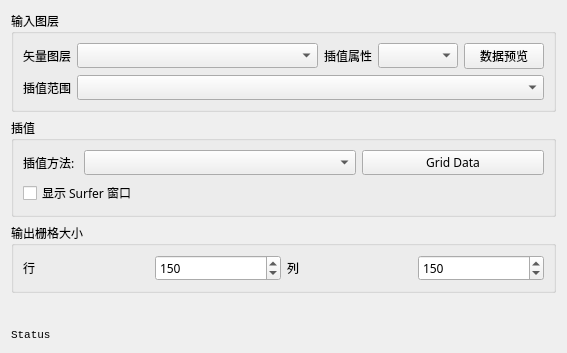
Before: the Qt Designer form SurferInQGIS/ui/Grid.ui in liuxspro/SurferInQGIS, drawn with Qt 5.
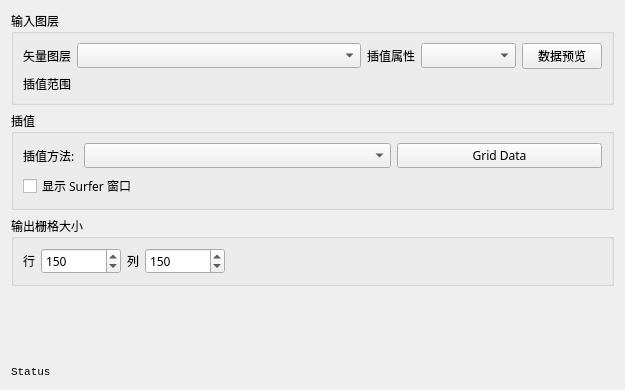
After: the same form once the commit is applied. Custom widgets are drawn as their Qt base class.

What changed in the file:
```diff
--- a/SurferInQGIS/ui/Grid.ui
+++ b/SurferInQGIS/ui/Grid.ui
@@ -6,8 +6,8 @@
    <rect>
     <x>0</x>
     <y>0</y>
-    <width>567</width>
-    <height>353</height>
+    <width>625</width>
+    <height>390</height>
    </rect>
   </property>
   <property name="font">
@@ -63,7 +63,7 @@
        </layout>
       </item>
       <item>
-       <layout class="QHBoxLayout" name="horizontalLayout_2" stretch="1,10">
+       <layout class="QHBoxLayout" name="horizontalLayout_2" stretch="0">
         <item>
          <widget class="QLabel" name="label_3">
           <property name="text">
@@ -71,9 +71,6 @@
           </property>
          </widget>
         </item>
-        <item>
-         <widget class="QgsMapLayerComboBox" name="mMapLayerComboBox_2"/>
-        </item>
        </layout>
       </item>
      </layout>
@@ -118,12 +115,30 @@
    </item>
    <item>
     <widget class="QGroupBox" name="groupBox_4">
+     <property name="sizePolicy">
+      <sizepolicy hsizetype="Preferred" vsizetype="Preferred">
+       <horstretch>0</horstretch>
+       <verstretch>0</verstretch>
+      </sizepolicy>
+     </property>
+     <property name="minimumSize">
+      <size>
+       <width>200</width>
+       <height>0</height>
+      </size>
+     </property>
      <property name="title">
       <string>输出栅格大小</string>
      </property>
      <layout class="QHBoxLayout" name="horizontalLayout_4">
       <item>
        <widget class="QLabel" name="label_5">
+        <property name="maximumSize">
+         <size>
+          <width>40</width>
+          <height>16777215</height>
+         </size>
+        </property>
         <property name="text">
          <string>行</string>
         </property>
@@ -131,6 +146,18 @@
       </item>
       <item>
        <widget class="QSpinBox" name="spinBox">
+        <property name="minimumSize">
+         <size>
+          <width>80</width>
+          <height>0</height>
+         </size>
+        </property>
+        <property name="maximumSize">
+         <size>
+          <width>120</width>
+          <height>16777215</height>
+         </size>
+        </property>
         <property name="maximum">
          <number>999</number>
         </property>
@@ -141,6 +168,12 @@
       </item>
       <item>
        <widget class="QLabel" name="label_6">
+        <property name="maximumSize">
+         <size>
+          <width>40</width>
+          <height>16777215</height>
+         </size>
+        </property>
         <property name="text">
          <string>列</string>
         </property>
@@ -148,6 +181,18 @@
       </item>
       <item>
        <widget class="QSpinBox" name="spinBox_2">
+        <property name="minimumSize">
+         <size>
+          <width>80</width>
+          <height>0</height>
+         </size>
+        </property>
+        <property name="maximumSize">
+         <size>
+          <width>80</width>
+          <height>16777215</height>
+         </size>
+        </property>
         <property name="maximum">
          <number>999</number>
         </property>
@@ -156,6 +201,19 @@
         </property>
        </widget>
       </item>
+      <item>
+       <spacer name="horizontalSpacer">
+        <property name="orientation">
+         <enum>Qt::Horizontal</enum>
+        </property>
+        <property name="sizeHint" stdset="0">
+         <size>
+          <width>40</width>
+          <height>20</height>
+         </size>
+        </property>
+       </spacer>
+      </item>
      </layout>
     </widget>
    </item>
```
